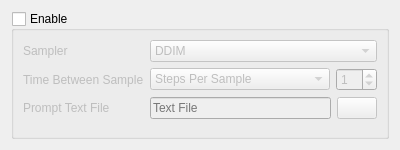
Qt form ui_files/SampleUI.ui (derrian-distro/LoRA_Easy_Training_Scripts) before a commit.
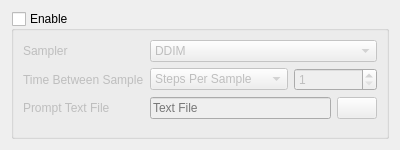
The same form after that commit. Custom widgets are drawn as their Qt base class.

What changed in the file:
```diff
--- a/ui_files/SampleUI.ui
+++ b/ui_files/SampleUI.ui
@@ -37,6 +37,12 @@
        <layout class="QHBoxLayout" name="horizontalLayout">
         <item>
          <widget class="QComboBox" name="steps_epochs_selector">
+          <property name="sizePolicy">
+           <sizepolicy hsizetype="Preferred" vsizetype="Fixed">
+            <horstretch>0</horstretch>
+            <verstretch>0</verstretch>
+           </sizepolicy>
+          </property>
           <property name="toolTip">
            <string>&lt;html&gt;&lt;head/&gt;&lt;body&gt;&lt;p&gt;The amount of time between samples. I personally suggest you have it generate a sample every epoch, however, again, personal preference.&lt;/p&gt;&lt;/body&gt;&lt;/html&gt;</string>
           </property>
@@ -55,7 +61,7 @@
         <item>
          <widget class="QSpinBox" name="steps_epoch_input">
           <property name="sizePolicy">
-           <sizepolicy hsizetype="Maximum" vsizetype="Fixed">
+           <sizepolicy hsizetype="Minimum" vsizetype="Fixed">
             <horstretch>0</horstretch>
             <verstretch>0</verstretch>
            </sizepolicy>
@@ -63,6 +69,12 @@
           <property name="toolTip">
            <string>&lt;html&gt;&lt;head/&gt;&lt;body&gt;&lt;p&gt;The amount of time between samples. I personally suggest you have it generate a sample every epoch, however, again, personal preference.&lt;/p&gt;&lt;/body&gt;&lt;/html&gt;</string>
           </property>
+          <property name="minimum">
+           <number>1</number>
+          </property>
+          <property name="maximum">
+           <number>16777215</number>
+          </property>
           <property name="value">
            <number>1</number>
           </property>
```
